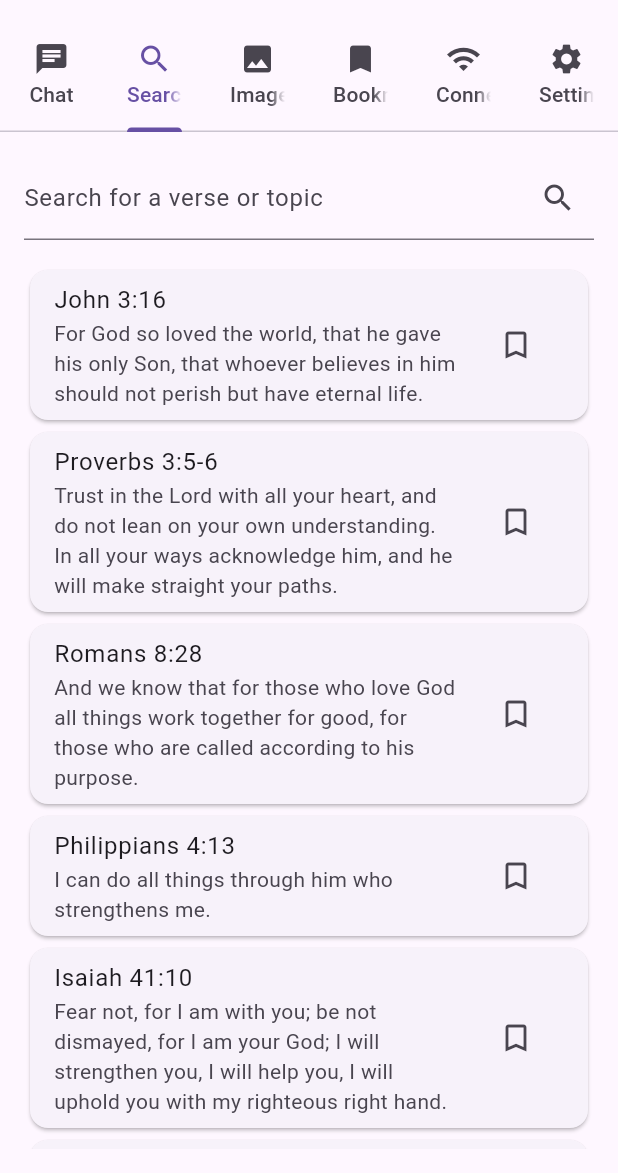
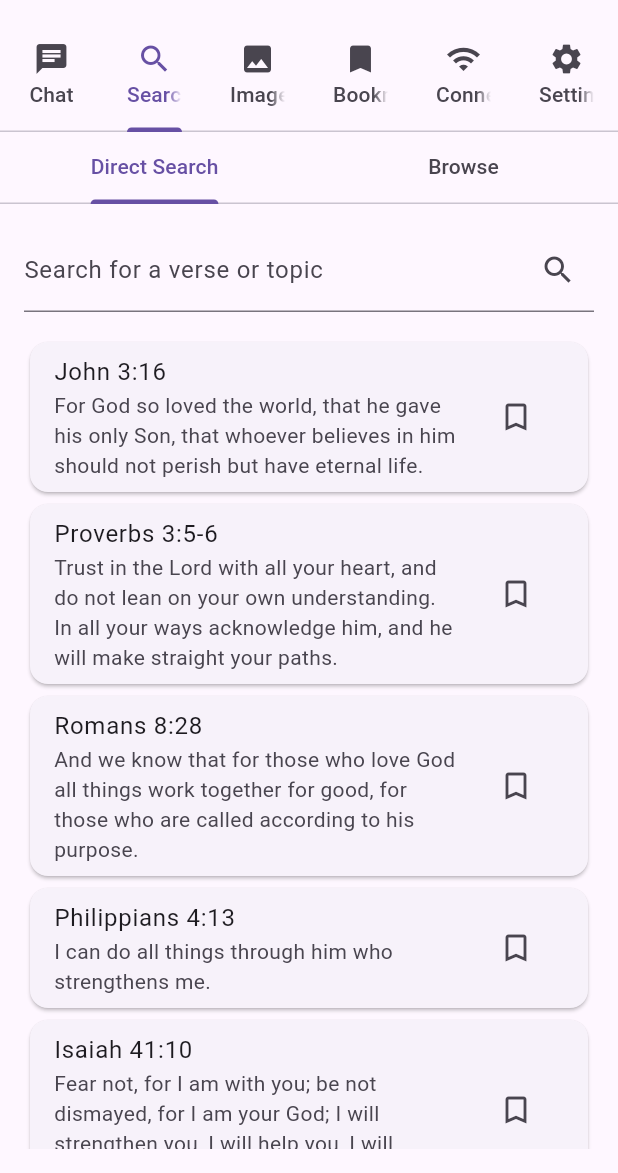
Before and after one commit to hubert-pro/AI-Bible-Companion, a Flutter app: the screen it shows after launch, tab 2 chosen, on a phone screen of 412 x 824 dp, the part 63-1236 px from its top. Run offline on Flutter 3.47's test engine with Material 3 defaults, Android fonts, the phone set to English and light mode, and no system bars.

Commit message:
feat: Implement "Browse" functionality
Implement the "Browse" functionality for the Scripture Search feature. This includes:
- Refactoring the `SearchScreen` to include a `TabBar` for switching between "Direct Search" and "Browse".
- A new `BrowseView` that displays a list of all the books of the Bible.
- Placeholder pages for chapter selection and verse display, with navigation between them.

```diff
--- /dev/null
+++ b/lib/direct_search_screen.dart
@@ -0,0 +1,147 @@
+import 'package:flutter/material.dart';
+import 'package:ai_bible_companion/services/service_provider.dart';
+import 'package:ai_bible_companion/services/bookmark_service.dart';
+
+class DirectSearchScreen extends StatefulWidget {
+  const DirectSearchScreen({Key? key}) : super(key: key);
+
+  @override
+  State<DirectSearchScreen> createState() => _DirectSearchScreenState();
+}
+
+class _DirectSearchScreenState extends State<DirectSearchScreen> {
+  final TextEditingController _searchController = TextEditingController();
+  late BookmarkService _bookmarkService;
+
+  final List<Map<String, String>> _allVerses = [
+    {
+      'reference': 'John 3:16',
+      'text':
+          'For God so loved the world, that he gave his only Son, that whoever believes in him should not perish but have eternal life.'
+    },
+    {
+      'reference': 'Proverbs 3:5-6',
+      'text':
+          'Trust in the Lord with all your heart, and do not lean on your own understanding. In all your ways acknowledge him, and he will make straight your paths.'
+    },
+    {
+      'reference': 'Romans 8:28',
+      'text':
+          'And we know that for those who love God all things work together for good, for those who are called according to his purpose.'
+    },
+     {
+      'reference': 'Philippians 4:13',
+      'text': 'I can do all things through him who strengthens me.'
+    },
+    {
+      'reference': 'Isaiah 41:10',
+      'text':
+          'Fear not, for I am with you; be not dismayed, for I am your God; I will strengthen you, I will help you, I will uphold you with my righteous right hand.'
+    },
+    {
+      'reference': 'Joshua 1:9',
+      'text':
+          'Have I not commanded you? Be strong and courageous. Do not be frightened, and do not be dismayed, for the Lord your God is with you wherever you go.'
+    },
+  ];
+
+  List<Map<String, String>> _displayedResults = [];
+
+  @override
+  void didChangeDependencies() {
+    super.didChangeDependencies();
+    _bookmarkService = ServiceProvider.of(context)!.bookmarkService;
+    _bookmarkService.addListener(_updateBookmarkedVerses);
+    _updateBookmarkedVerses();
+  }
+
+
+  @override
+  void initState() {
+    super.initState();
+    _displayedResults = List.from(_allVerses);
+    _searchController.addListener(_performSearch);
+  }
+
+  @override
+  void dispose() {
+    _searchController.removeListener(_performSearch);
+    _searchController.dispose();
+    _bookmarkService.removeListener(_updateBookmarkedVerses);
+    super.dispose();
+  }
+
+  void _updateBookmarkedVerses() {
+    setState(() {});
+  }
+
+  void _performSearch() {
+    final query = _searchController.text.toLowerCase();
+    setState(() {
+      if (query.isEmpty) {
+        _displayedResults = List.from(_allVerses);
+      } else {
+        _displayedResults = _allVerses.where((verse) {
+          final reference = verse['reference']!.toLowerCase();
+          final text = verse['text']!.toLowerCase();
+          return reference.contains(query) || text.contains(query);
+        }).toList();
+      }
+    });
+  }
+
+  @override
+  Widget build(BuildContext context) {
+    return Scaffold(
+      body: Padding(
+        padding: const EdgeInsets.all(16.0),
+        child: Column(
+          children: [
+            TextField(
+              controller: _searchController,
+              decoration: InputDecoration(
+                labelText: 'Search for a verse or topic',
+                suffixIcon: IconButton(
+                  icon: const Icon(Icons.search),
+                  onPressed: _performSearch,
+                ),
+              ),
+            ),
+            const SizedBox(height: 16.0),
+            Expanded(
+              child: _displayedResults.isEmpty
+                  ? const Center(
+                      child: Text(
+                        'No results found.',
+                        style: TextStyle(fontSize: 18, color: Colors.grey),
+                      ),
+                    )
+                  : ListView.builder(
+                      itemCount: _displayedResults.length,
+                      itemBuilder: (context, index) {
+                        final verse = _displayedResults[index];
+                        final isBookmarked = _bookmarkService.isBookmarked(verse);
+                        return Card(
+                          child: ListTile(
+                            title: Text(verse['reference']!),
+                            subtitle: Text(verse['text']!),
+                            trailing: IconButton(
+                              icon: Icon(
+                                isBookmarked ? Icons.bookmark : Icons.bookmark_border,
+                                color: isBookmarked ? Theme.of(context).primaryColor : null,
+                              ),
+                              onPressed: () {
+                                _bookmarkService.toggleBookmark(verse);
+                              },
+                            ),
+                          ),
+                        );
+                      },
+                    ),
+            ),
+          ],
+        ),
+      ),
+    );
+  }
+}
--- a/lib/search_screen.dart
+++ b/lib/search_screen.dart
@@ -1,6 +1,6 @@
 import 'package:flutter/material.dart';
-import 'package:ai_bible_companion/services/service_provider.dart';
-import 'package:ai_bible_companion/services/bookmark_service.dart';
+import 'package:ai_bible_companion/direct_search_screen.dart';
+import 'package:ai_bible_companion/browse_view.dart';
 
 class SearchScreen extends StatefulWidget {
   const SearchScreen({Key? key}) : super(key: key);
@@ -9,138 +9,38 @@ class SearchScreen extends StatefulWidget {
   State<SearchScreen> createState() => _SearchScreenState();
 }
 
-class _SearchScreenState extends State<SearchScreen> {
-  final TextEditingController _searchController = TextEditingController();
-  late BookmarkService _bookmarkService;
-
-  final List<Map<String, String>> _allVerses = [
-    {
-      'reference': 'John 3:16',
-      'text':
-          'For God so loved the world, that he gave his only Son, that whoever believes in him should not perish but have eternal life.'
-    },
-    {
-      'reference': 'Proverbs 3:5-6',
-      'text':
-          'Trust in the Lord with all your heart, and do not lean on your own understanding. In all your ways acknowledge him, and he will make straight your paths.'
-    },
-    {
-      'reference': 'Romans 8:28',
-      'text':
-          'And we know that for those who love God all things work together for good, for those who are called according to his purpose.'
-    },
-     {
-      'reference': 'Philippians 4:13',
-      'text': 'I can do all things through him who strengthens me.'
-    },
-    {
-      'reference': 'Isaiah 41:10',
-      'text':
-          'Fear not, for I am with you; be not dismayed, for I am your God; I will strengthen you, I will help you, I will uphold you with my righteous right hand.'
-    },
-    {
-      'reference': 'Joshua 1:9',
-      'text':
-          'Have I not commanded you? Be strong and courageous. Do not be frightened, and do not be dismayed, for the Lord your God is with you wherever you go.'
-    },
-  ];
-
-  List<Map<String, String>> _displayedResults = [];
-
-  @override
-  void didChangeDependencies() {
-    super.didChangeDependencies();
-    _bookmarkService = ServiceProvider.of(context)!.bookmarkService;
-    _bookmarkService.addListener(_updateBookmarkedVerses);
-    _updateBookmarkedVerses();
-  }
-
+class _SearchScreenState extends State<SearchScreen>
+    with SingleTickerProviderStateMixin {
+  late TabController _tabController;
 
   @override
   void initState() {
     super.initState();
-    _displayedResults = List.from(_allVerses);
-    _searchController.addListener(_performSearch);
+    _tabController = TabController(length: 2, vsync: this);
   }
 
   @override
   void dispose() {
-    _searchController.removeListener(_performSearch);
-    _searchController.dispose();
-    _bookmarkService.removeListener(_updateBookmarkedVerses);
+    _tabController.dispose();
     super.dispose();
-  }
-
-  void _updateBookmarkedVerses() {
-    setState(() {});
-  }
-
-  void _performSearch() {
-    final query = _searchController.text.toLowerCase();
-    setState(() {
-      if (query.isEmpty) {
-        _displayedResults = List.from(_allVerses);
-      } else {
-        _displayedResults = _allVerses.where((verse) {
-          final reference = verse['reference']!.toLowerCase();
-          final text = verse['text']!.toLowerCase();
-          return reference.contains(query) || text.contains(query);
-        }).toList();
-      }
-    });
   }
 
   @override
   Widget build(BuildContext context) {
     return Scaffold(
-      body: Padding(
-        padding: const EdgeInsets.all(16.0),
-        child: Column(
-          children: [
-            TextField(
-              controller: _searchController,
-              decoration: InputDecoration(
-                labelText: 'Search for a verse or topic',
-                suffixIcon: IconButton(
-                  icon: const Icon(Icons.search),
-                  onPressed: _performSearch,
-                ),
-              ),
-            ),
-            const SizedBox(height: 16.0),
-            Expanded(
-              child: _displayedResults.isEmpty
-                  ? const Center(
-                      child: Text(
-                        'No results found.',
-                        style: TextStyle(fontSize: 18, color: Colors.grey),
-                      ),
-                    )
-                  : ListView.builder(
-                      itemCount: _displayedResults.length,
-                      itemBuilder: (context, index) {
-                        final verse = _displayedResults[index];
-                        final isBookmarked = _bookmarkService.isBookmarked(verse);
-                        return Card(
-                          child: ListTile(
-                            title: Text(verse['reference']!),
-                            subtitle: Text(verse['text']!),
-                            trailing: IconButton(
-                              icon: Icon(
-                                isBookmarked ? Icons.bookmark : Icons.bookmark_border,
-                                color: isBookmarked ? Theme.of(context).primaryColor : null,
-                              ),
-                              onPressed: () {
-                                _bookmarkService.toggleBookmark(verse);
-                              },
-                            ),
-                          ),
-                        );
-                      },
-                    ),
-            ),
-          ],
-        ),
+      appBar: TabBar(
+        controller: _tabController,
+        tabs: const [
+          Tab(text: 'Direct Search'),
+          Tab(text: 'Browse'),
+        ],
+      ),
+      body: TabBarView(
+        controller: _tabController,
+        children: const [
+          DirectSearchScreen(),
+          BrowseView(),
+        ],
       ),
     );
   }
```
Also changed, not shown: lib/browse_view.dart (added, +97 -0 lines), lib/chapter_selection_page.dart (added, +46 -0 lines), lib/verse_display_page.dart (added, +32 -0 lines).
